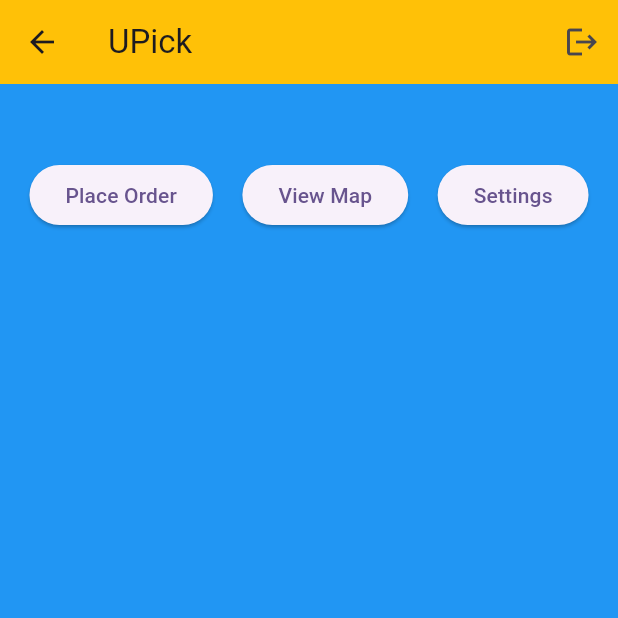
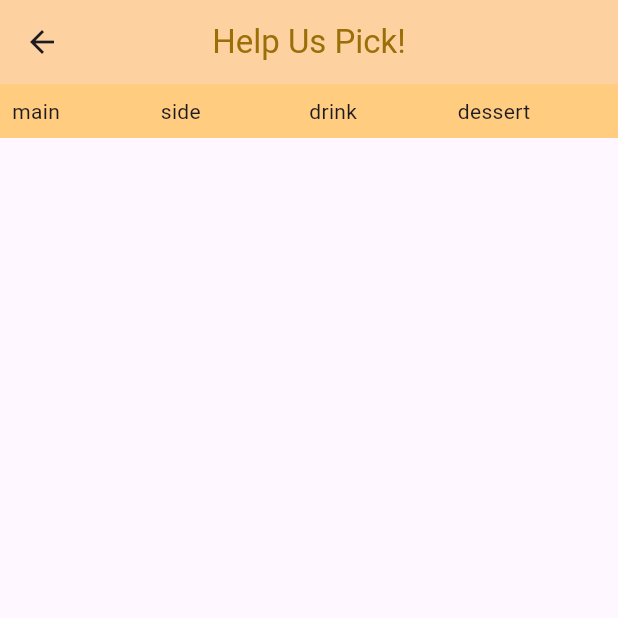
Before and after one commit to LGugs3/Surprise-Delivery-App, a Flutter app: the HomePage screen opened directly, after a tap on "Place Order", on a phone screen of 412 x 824 dp, the top half of it. Run offline on Flutter 3.47's test engine with Material 3 defaults, Android fonts, the phone set to English and light mode, and no system bars; our stand-ins replace cloud_firestore, firebase_auth, firebase_core, flutter_dotenv; accounts and stored records are empty.

Commit message:
created start of order from

```diff
--- a/Surprise_Delivery_App/lib/pages/home_page.dart
+++ b/Surprise_Delivery_App/lib/pages/home_page.dart
@@ -4,6 +4,7 @@ import 'package:firebase_auth/firebase_auth.dart';
 import 'package:surpirse_delivery_app/pages/signin_page.dart';
 import 'package:flutter/material.dart';
 import 'package:surpirse_delivery_app/pages/settings_page.dart';
+import 'package:surpirse_delivery_app/pages/order_form.dart';
 
 class HomePage extends StatefulWidget {
   const HomePage({Key? key}) : super(key: key);
@@ -12,18 +13,19 @@ class HomePage extends StatefulWidget {
   _HomePageState createState() => _HomePageState();
 }
 
-Row buttonRow(BuildContext context)
-{
+Row buttonRow(BuildContext context) {
   return Row(
     mainAxisAlignment: MainAxisAlignment.spaceEvenly,
     children: <Widget>[
       Column(
         children: <Widget>[
           ElevatedButton(
-            child:
-            const Text("Place Order"),
+            child: const Text("Place Order"),
             onPressed: () {
-              print("Place Order button pressed.");
+              Navigator.push(
+                context,
+                MaterialPageRoute(builder: (context) => OrderForm()),
+              );
             },
           )
         ],
@@ -31,8 +33,7 @@ Row buttonRow(BuildContext context)
       Column(
         children: <Widget>[
           ElevatedButton(
-            child:
-            const Text("View Map"),
+            child: const Text("View Map"),
             onPressed: () {
               print("View Map button pressed.");
             },
@@ -68,22 +69,21 @@ class _HomePageState extends State<HomePage> {
           IconButton(
             icon: const Icon(Icons.logout),
             tooltip: 'Logout',
-            onPressed: (){
+            onPressed: () {
               FirebaseAuth.instance.signOut().then((value) {
                 print("Signed out");
                 Navigator.push(context,
-                MaterialPageRoute(builder: (context) => SignInPage()));
+                    MaterialPageRoute(builder: (context) => SignInPage()));
               });
             },
           )
         ],
       ),
       body: Center(
-        child:
-          Padding(
-            padding: EdgeInsets.fromLTRB(0, 50, 0, 50),
-            child: buttonRow(context),
-          ),
+        child: Padding(
+          padding: EdgeInsets.fromLTRB(0, 50, 0, 50),
+          child: buttonRow(context),
+        ),
       ),
     );
   }
--- /dev/null
+++ b/Surprise_Delivery_App/lib/pages/order_form.dart
@@ -0,0 +1,39 @@
+import 'package:flutter/material.dart';
+import 'package:surpirse_delivery_app/utils/color_utils.dart';
+import 'package:surpirse_delivery_app/pages/home_page.dart';
+import 'package:cloud_firestore/cloud_firestore.dart';
+//import 'package:multi_select_flutter/multi_select_flutter.dart';
+
+class OrderForm extends StatefulWidget {
+  const OrderForm({super.key});
+
+  @override
+  State<OrderForm> createState() => _OrderFormState();
+}
+
+class _OrderFormState extends State<OrderForm> {
+  @override
+  Widget build(BuildContext context) {
+    return Scaffold(
+        appBar: AppBar(
+          title: Text(
+            "Help Us Pick!",
+            style: TextStyle(color: const Color.fromARGB(255, 155, 111, 8)),
+          ),
+          centerTitle: true,
+          backgroundColor: Colors.orangeAccent.withValues(alpha: 0.5),
+        ),
+        body: Container(
+            padding: EdgeInsets.all(8.0),
+            color: Colors.orange.shade200,
+            child: Row(
+              mainAxisAlignment: MainAxisAlignment.spaceEvenly,
+              children: <Widget>[
+                Expanded(child: Text("main")),
+                Expanded(child: Text("side")),
+                Expanded(child: Text("drink")),
+                Expanded(child: Text("dessert"))
+              ],
+            )));
+  }
+}
```
